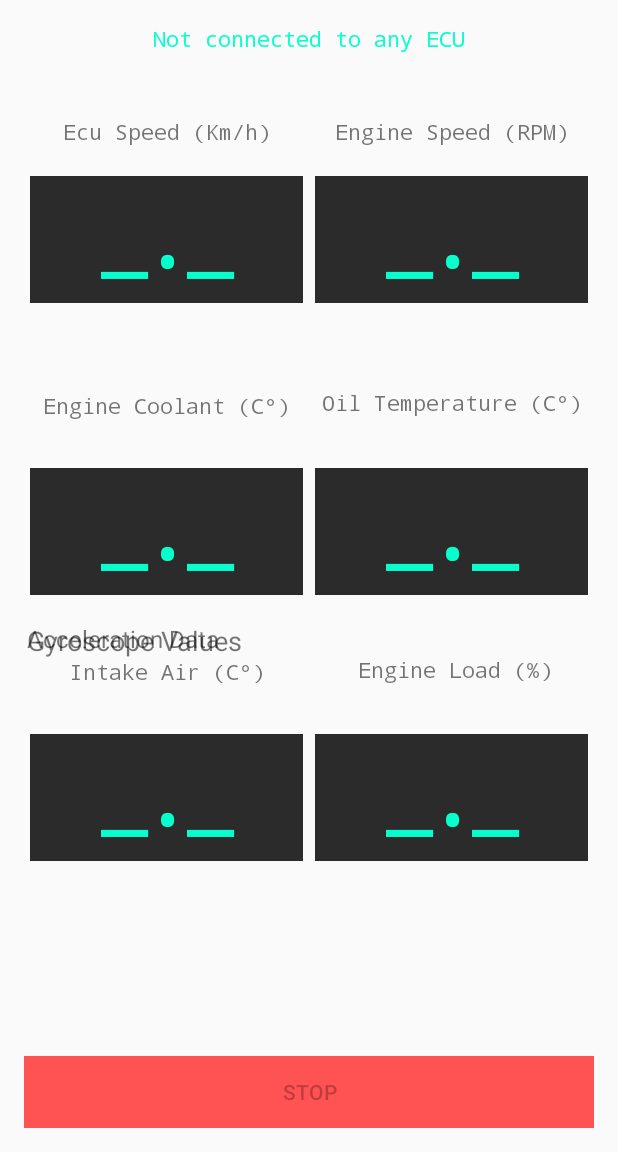
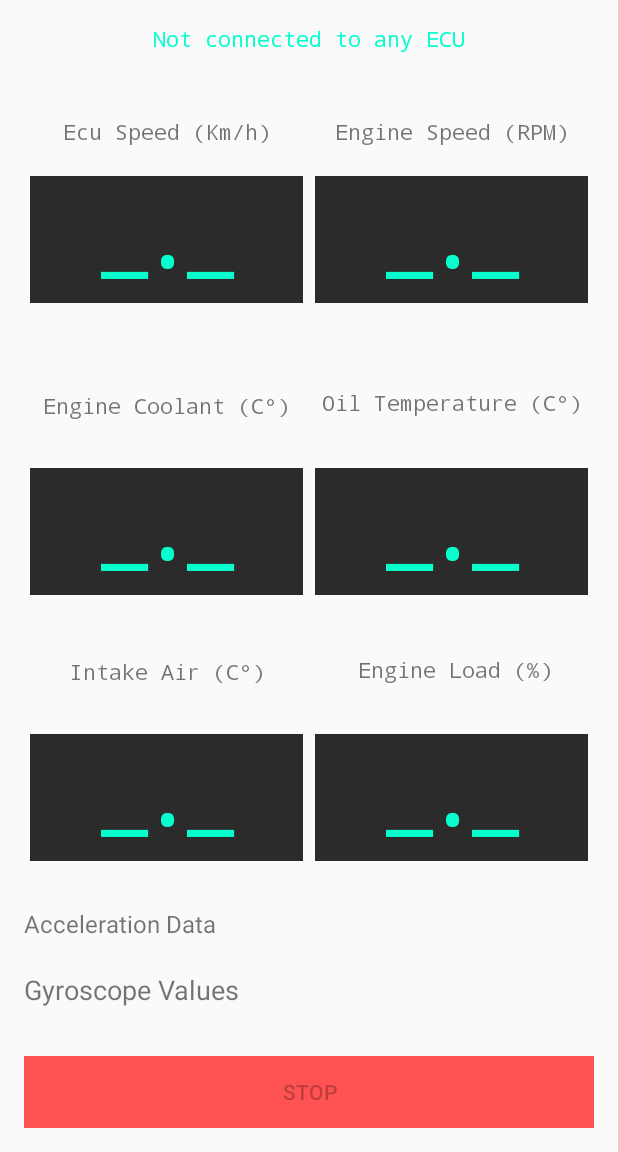
Before and after one commit to Yushetf33/OBD2Cloud, an Android app: the screen it shows after launch (MainActivity), on a phone screen of 412 x 824 dp, the part 84-1236 px from its top. Run offline under Robolectric (Android 15) with nearby library versions, the phone set to English and light mode, and no system bars; 4 statements that could not run were skipped.

Commit message:
Ajuste de interfaz

```diff
--- a/app/src/main/res/layout/activity_main.xml
+++ b/app/src/main/res/layout/activity_main.xml
@@ -58,22 +58,6 @@
             app:layout_constraintStart_toStartOf="parent"
             app:layout_constraintTop_toTopOf="parent"
             app:layout_constraintVertical_bias="0.421" />
-
-        <TextView
-            android:id="@+id/gyro_display"
-            android:layout_width="wrap_content"
-            android:layout_height="wrap_content"
-            android:text="Gyroscope Values"
-            android:textSize="18sp"
-            android:layout_marginTop="16dp"/>
-
-        <TextView
-            android:id="@+id/accel_display"
-            android:layout_width="wrap_content"
-            android:layout_height="wrap_content"
-            android:text="Acceleration Data"
-            android:textSize="16sp"
-            />
 
         <TextView
             android:id="@+id/intake_air_display"
@@ -444,5 +428,27 @@
         app:layout_constraintHorizontal_bias="1.0"
         app:layout_constraintStart_toStartOf="parent" />
 
+    <TextView
+        android:id="@+id/accel_display"
+        android:layout_width="wrap_content"
+        android:layout_height="wrap_content"
+        android:layout_marginStart="16dp"
+        android:layout_marginBottom="141dp"
+        android:text="Acceleration Data"
+        android:textSize="16sp"
+        app:layout_constraintBottom_toBottomOf="parent"
+        app:layout_constraintStart_toStartOf="parent" />
+
+    <TextView
+        android:id="@+id/gyro_display"
+        android:layout_width="wrap_content"
+        android:layout_height="wrap_content"
+        android:layout_marginStart="16dp"
+        android:layout_marginBottom="96dp"
+        android:text="Gyroscope Values"
+        android:textSize="18sp"
+        app:layout_constraintBottom_toBottomOf="parent"
+        app:layout_constraintStart_toStartOf="parent" />
+
 
 </androidx.constraintlayout.widget.ConstraintLayout>
```
